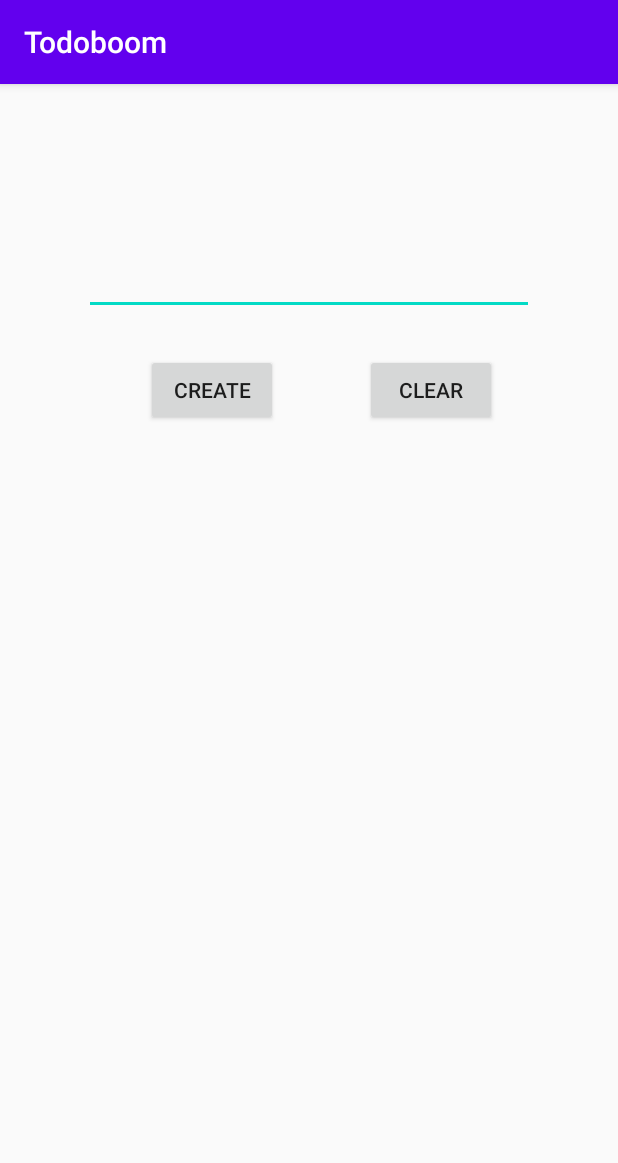
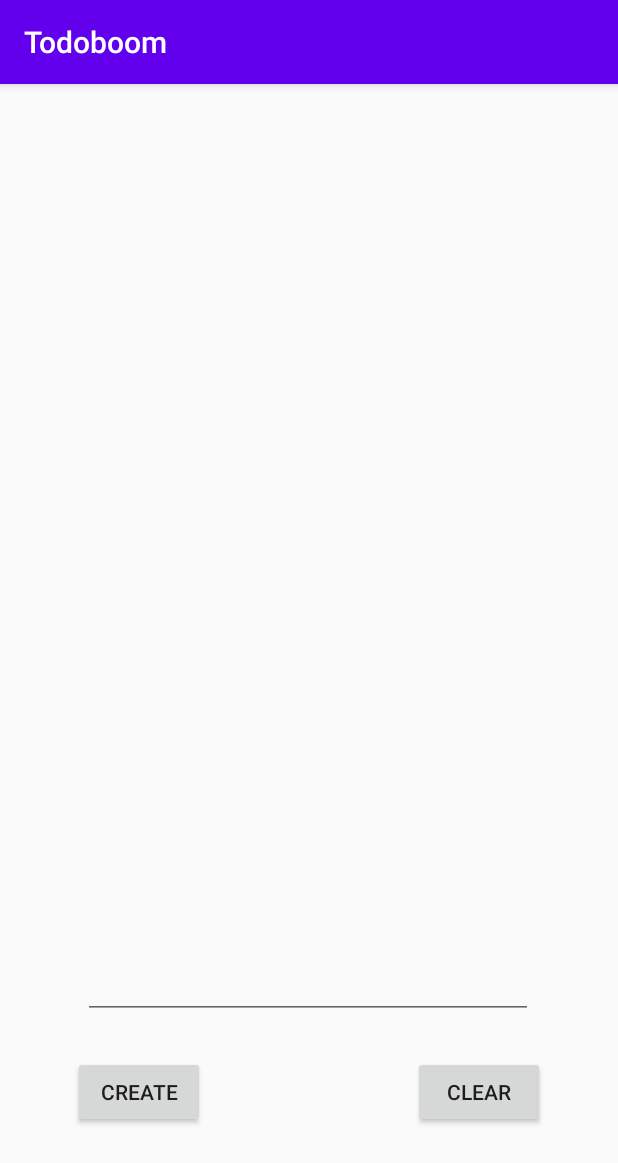
Before and after one commit to IdoLazer/Todoboom, an Android app: the screen it shows after launch (MainActivity), after a tap on "CLEAR", on a phone screen of 412 x 824 dp. Shown: the top 1163 px of the screen. Run offline under Robolectric (Android 15) with nearby library versions, the phone set to English and light mode, and no system bars.

Commit message:
added recyclerView and saveInstance

```diff
--- a/Todooboom/app/build.gradle
+++ b/Todooboom/app/build.gradle
@@ -31,4 +31,5 @@ dependencies {
     testImplementation 'junit:junit:4.12'
     androidTestImplementation 'androidx.test.ext:junit:1.1.1'
     androidTestImplementation 'androidx.test.espresso:espresso-core:3.2.0'
+    implementation 'androidx.recyclerview:recyclerview:1.1.0'
 }
--- a/Todooboom/app/src/main/java/com/my/todoboom/MainActivity.java
+++ b/Todooboom/app/src/main/java/com/my/todoboom/MainActivity.java
@@ -1,24 +1,46 @@
 package com.my.todoboom;
 
+import androidx.annotation.NonNull;
 import androidx.appcompat.app.AppCompatActivity;
+import androidx.recyclerview.widget.LinearLayoutManager;
+import androidx.recyclerview.widget.RecyclerView;
 
 import android.os.Bundle;
+import android.os.PersistableBundle;
 import android.view.View;
 import android.widget.Button;
 import android.widget.EditText;
 import android.widget.TextView;
 
+import java.util.ArrayList;
+
 public class MainActivity extends AppCompatActivity {
+
+    private TodoAdapter adapter;
+    private EditText taskInput;
 
     @Override
     protected void onCreate(Bundle savedInstanceState) {
         super.onCreate(savedInstanceState);
         setContentView(R.layout.activity_main);
 
-        final EditText taskInput = findViewById(R.id.task_input);
+        boolean reverseLayout = false;
+        taskInput = findViewById(R.id.task_input);
         Button createBtn = findViewById(R.id.create_btn);
         Button clearBtn = findViewById(R.id.clear_btn);
-        final TextView taskList = findViewById(R.id.task_list);
+        RecyclerView todoRecycler = findViewById(R.id.todo_recycler);
+
+        adapter = new TodoAdapter();
+        adapter.setTodoClickListener(new TodoAdapter.TodoClickListener() {
+            @Override
+            public void onTodoClicked(TodoItem todo) {
+                todo.setDone(true);
+            }
+        });
+
+        todoRecycler.setAdapter(adapter);
+        todoRecycler.setLayoutManager(
+                new LinearLayoutManager(this, RecyclerView.VERTICAL, reverseLayout));
 
         createBtn.setOnClickListener(new View.OnClickListener() {
             @Override
@@ -26,7 +48,7 @@ public class MainActivity extends AppCompatActivity {
                 if (taskInput.getText().length() == 0) {
                     return;
                 }
-                taskList.append(taskInput.getText() + "\n");
+                adapter.addTodo(new TodoItem(taskInput.getText().toString(), false));
                 taskInput.getText().clear();
             }
         });
@@ -34,8 +56,26 @@ public class MainActivity extends AppCompatActivity {
         clearBtn.setOnClickListener(new View.OnClickListener() {
             @Override
             public void onClick(View v) {
-                taskList.setText("");
+                adapter.clearTodo();
             }
         });
+
+        if (savedInstanceState != null) {
+            taskInput.setText(savedInstanceState.getString("currentEditText"));
+            ArrayList<String> todos = savedInstanceState.getStringArrayList("tasks");
+
+            if (todos == null) return;
+
+            for (String todo : todos) {
+                adapter.addTodo(new TodoItem(todo));
+            }
+        }
+    }
+
+    @Override
+    public void onSaveInstanceState(@NonNull Bundle outState) {
+        super.onSaveInstanceState(outState);
+        outState.putString("currentEditText", taskInput.getText().toString());
+        outState.putStringArrayList("tasks", adapter.getTodosAsStrings());
     }
 }
--- /dev/null
+++ b/Todooboom/app/src/main/java/com/my/todoboom/TodoAdapter.java
@@ -0,0 +1,89 @@
+package com.my.todoboom;
+
+import android.content.Context;
+import android.view.LayoutInflater;
+import android.view.View;
+import android.view.ViewGroup;
+
+import androidx.annotation.NonNull;
+import androidx.recyclerview.widget.RecyclerView;
+
+import java.util.ArrayList;
+import java.util.List;
+
+public class TodoAdapter extends RecyclerView.Adapter<TodoHolder> {
+
+    public interface TodoClickListener {
+        public void onTodoClicked(TodoItem todo);
+    }
+
+    private List<TodoItem> todos = new ArrayList<>();
+    private TodoClickListener todoClickListener;
+
+    public void setTodos(List<TodoItem> todos) {
+        this.todos.clear();
+        this.todos.addAll(todos);
+        notifyDataSetChanged();
+    }
+
+    public void addTodo(TodoItem todo) {
+        this.todos.add(todo);
+        notifyDataSetChanged();
+    }
+
+    public void clearTodo() {
+        this.todos.clear();
+        notifyDataSetChanged();
+    }
+
+    @NonNull
+    @Override
+    public TodoHolder onCreateViewHolder(@NonNull ViewGroup parent, int viewType) {
+        Context context = parent.getContext();
+        View view = LayoutInflater.from(context)
+                .inflate(R.layout.item_one_todo, parent, false);
+
+        view.setOnClickListener(new View.OnClickListener() {
+            @Override
+            public void onClick(View v) {
+
+            }
+        });
+        return new TodoHolder(view);
+    }
+
+    @Override
+    public void onBindViewHolder(@NonNull TodoHolder holder, int position) {
+        final TodoItem todo = todos.get(position);
+        holder.todoText.setText(todo.getDescription());
+        holder.todoText.setAlpha(todo.isDone()? 0.5f : 1.0f);
+        holder.tickBox.setImageResource(todo.isDone()?
+                R.drawable.ticked_box_icon : R.drawable.empty_box_icon);
+        holder.itemView.setOnClickListener(new View.OnClickListener() {
+            @Override
+            public void onClick(View v) {
+                if (todoClickListener != null) {
+                    todoClickListener.onTodoClicked(todo);
+                    notifyDataSetChanged();
+                }
+            }
+        });
+    }
+
+    @Override
+    public int getItemCount() {
+        return todos.size();
+    }
+
+    public void setTodoClickListener(TodoClickListener todoClickListener) {
+        this.todoClickListener = todoClickListener;
+    }
+
+    public ArrayList<String> getTodosAsStrings() {
+        ArrayList<String> todoStrings = new ArrayList<>();
+        for (TodoItem todo: todos) {
+            todoStrings.add(todo.toString());
+        }
+        return todoStrings;
+    }
+}
--- a/Todooboom/app/src/main/res/layout/activity_main.xml
+++ b/Todooboom/app/src/main/res/layout/activity_main.xml
@@ -6,18 +6,29 @@
     android:layout_height="match_parent"
     tools:context=".MainActivity">
 
+    <androidx.recyclerview.widget.RecyclerView
+        android:id="@+id/todo_recycler"
+
+        android:layout_width="0dp"
+        android:layout_height="0dp"
+        app:layout_constraintTop_toTopOf="parent"
+        app:layout_constraintEnd_toEndOf="parent"
+        app:layout_constraintStart_toStartOf="parent"
+        app:layout_constraintBottom_toTopOf="@id/task_input"
+        />
+
     <EditText
         android:id="@+id/task_input"
         android:layout_width="wrap_content"
         android:layout_height="wrap_content"
         android:inputType="text"
         android:minWidth="300dp"
-        android:freezesText="true"
         app:layout_constraintBottom_toBottomOf="parent"
+        app:layout_constraintHorizontal_bias="0.495"
         app:layout_constraintLeft_toLeftOf="parent"
         app:layout_constraintRight_toRightOf="parent"
         app:layout_constraintTop_toTopOf="parent"
-        app:layout_constraintVertical_bias="0.15"/>
+        app:layout_constraintVertical_bias="0.800" />
 
     <Button
         android:id="@+id/create_btn"
@@ -25,11 +36,11 @@
         android:layout_height="wrap_content"
         android:text="Create"
         app:layout_constraintBottom_toBottomOf="parent"
-        app:layout_constraintHorizontal_bias="0.3"
+        app:layout_constraintHorizontal_bias="0.15"
         app:layout_constraintLeft_toLeftOf="parent"
         app:layout_constraintRight_toRightOf="parent"
         app:layout_constraintTop_toTopOf="parent"
-        app:layout_constraintVertical_bias="0.25" />
+        app:layout_constraintVertical_bias="0.900" />
 
     <Button
         android:id="@+id/clear_btn"
@@ -37,25 +48,10 @@
         android:layout_height="wrap_content"
         android:text="Clear"
         app:layout_constraintBottom_toBottomOf="parent"
-        app:layout_constraintHorizontal_bias="0.75"
+        app:layout_constraintHorizontal_bias="0.85"
         app:layout_constraintLeft_toLeftOf="parent"
         app:layout_constraintRight_toRightOf="parent"
         app:layout_constraintTop_toTopOf="parent"
-        app:layout_constraintVertical_bias="0.25" />
-
-    <TextView
-        android:id="@+id/task_list"
-        android:freezesText="true"
-        android:layout_width="wrap_content"
-        android:layout_height="wrap_content"
-        app:layout_constraintBottom_toBottomOf="parent"
-        app:layout_constraintLeft_toLeftOf="parent"
-        app:layout_constraintRight_toRightOf="parent"
-        app:layout_constraintTop_toTopOf="parent"
-        app:layout_constraintVertical_bias="0.8"
-        android:minHeight="400dp"
-        android:maxHeight="400dp"
-        android:minWidth="350dp"
-        android:maxWidth="350dp"/>
+        app:layout_constraintVertical_bias="0.900" />
 
 </androidx.constraintlayout.widget.ConstraintLayout>
```
Also changed, not shown: Todooboom/app/src/main/java/com/my/todoboom/TodoHolder.java (added, +19 -0 lines), Todooboom/app/src/main/java/com/my/todoboom/TodoItem.java (added, +40 -0 lines), Todooboom/app/src/main/res/layout/item_one_todo.xml (added, +35 -0 lines), Todooboom/app/src/main/res/drawable/empty_box_icon.png (added), Todooboom/app/src/main/res/drawable/ticked_box_icon.png (added).
